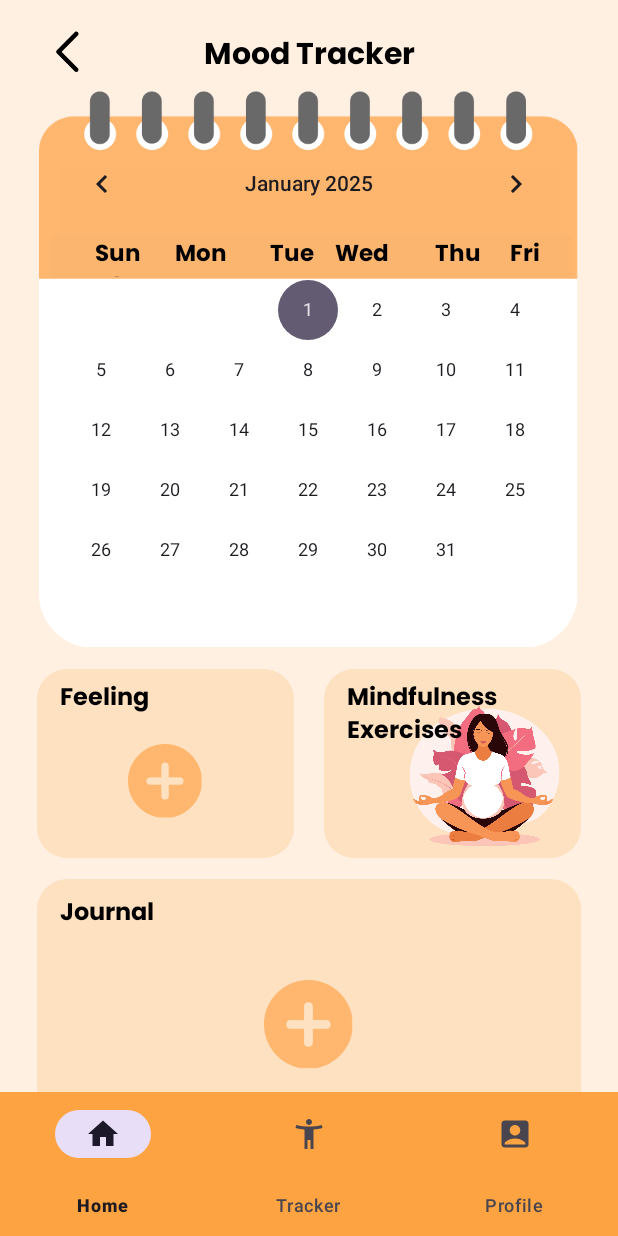
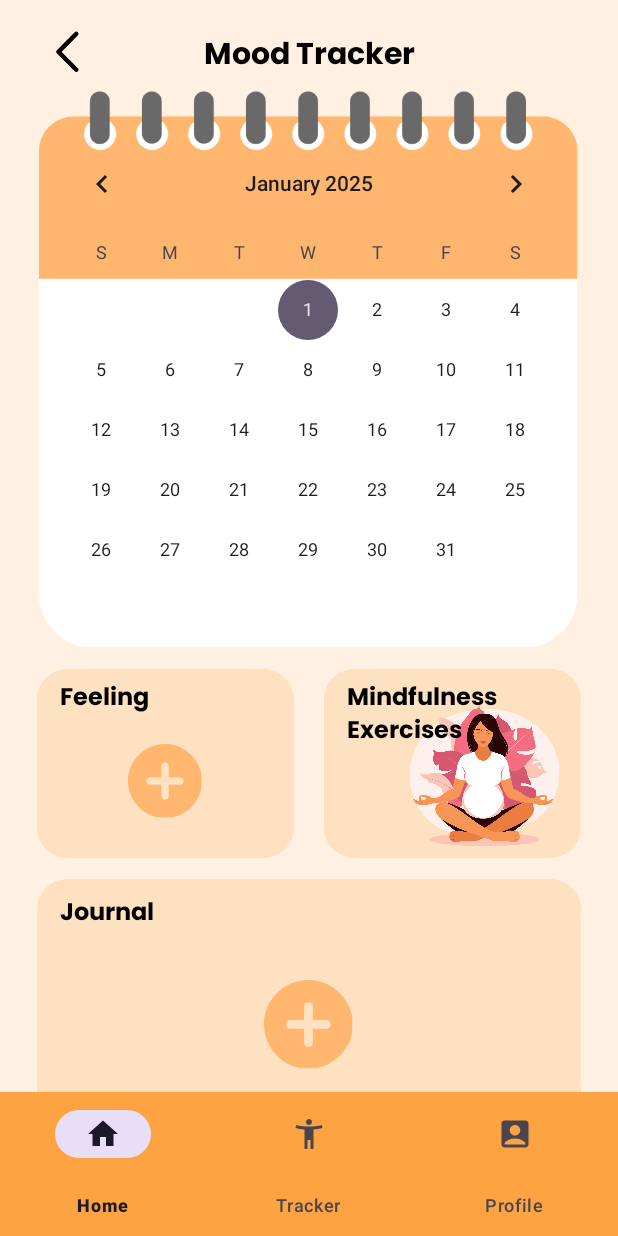
Before and after one commit to XINMEILIM/MADASSIGNMENTGROUP4, an Android app: the Home screen opened through its navigation route, on a phone screen of 412 x 824 dp. Run offline under Robolectric (Android 15) with nearby library versions, the phone set to English and light mode, and no system bars; our stand-ins replace navigation-ui; 5 statements that could not run were skipped.

Commit message:
Do some changes

```diff
--- a/app/src/main/res/layout/fragment_home.xml
+++ b/app/src/main/res/layout/fragment_home.xml
@@ -44,25 +44,6 @@
         app:layout_constraintEnd_toEndOf="@id/guideline2"
         app:layout_constraintHorizontal_bias="0.0"
         app:layout_constraintStart_toStartOf="@id/guideline"
-        app:layout_constraintTop_toTopOf="@+id/calendar_bg" />
-
-    <TextView
-        android:id="@+id/calendarday_tv"
-        android:layout_width="348dp"
-        android:layout_height="28dp"
-        android:layout_marginStart="8dp"
-        android:layout_marginTop="96dp"
-        android:layout_marginEnd="5dp"
-        android:background="#FCB56F"
-        android:backgroundTint="#FCB56F"
-        android:fontFamily="@font/poppins_bold"
-        android:text="@string/days_of_week"
-        android:textAlignment="viewStart"
-        android:textColor="#000000"
-        android:textSize="15sp"
-        app:layout_constraintEnd_toStartOf="@+id/guideline2"
-        app:layout_constraintHorizontal_bias="0.482"
-        app:layout_constraintStart_toStartOf="@+id/guideline"
         app:layout_constraintTop_toTopOf="@+id/calendar_bg" />
 
 
```
